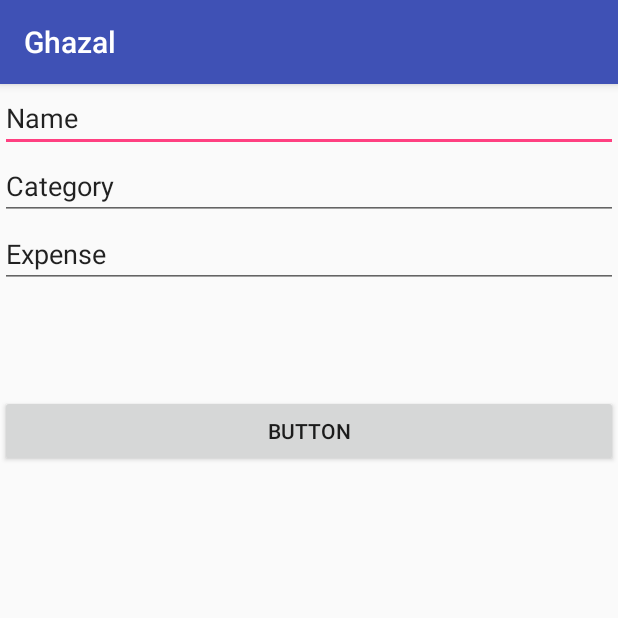
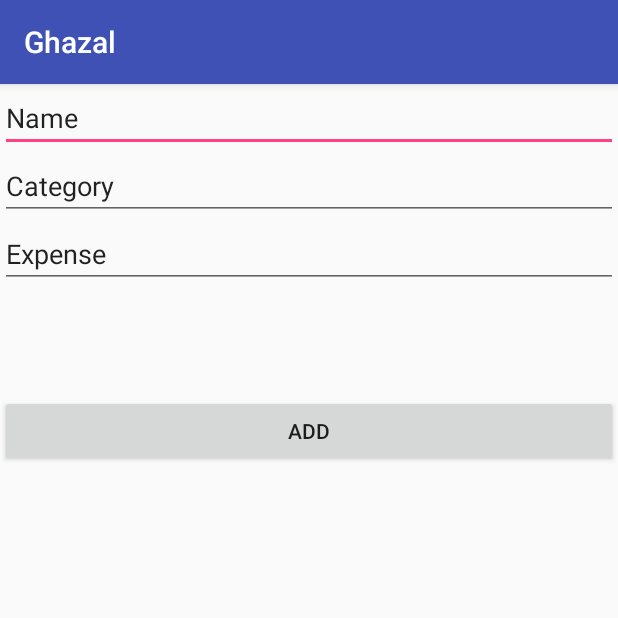
Before and after one commit to ghazalnah/Ghazal, an Android app: the NewExpenseActivity screen opened directly, with no data from a screen before it, on a phone screen of 412 x 824 dp, the top half of it. Run offline under Robolectric (Android 15) with nearby library versions, the light colour scheme and no system bars.

Commit message:
new expenses

```diff
--- a/app/build.gradle
+++ b/app/build.gradle
@@ -16,11 +16,11 @@ android {
             proguardFiles getDefaultProguardFile('proguard-android.txt'), 'proguard-rules.pro'
         }
     }
+    buildToolsVersion '27.0.3'
 }
 
 dependencies {
-    implementation fileTree(dir: 'libs', include: ['*.jar'])
-
+    implementation fileTree(include: ['*.jar'], dir: 'libs')
     implementation 'com.android.support.constraint:constraint-layout:1.1.3'
     implementation 'com.google.firebase:firebase-database:11.8.0'
     testImplementation 'junit:junit:4.12'
--- a/app/src/main/AndroidManifest.xml
+++ b/app/src/main/AndroidManifest.xml
@@ -9,7 +9,7 @@
         android:roundIcon="@mipmap/ic_launcher_round"
         android:supportsRtl="true"
         android:theme="@style/AppTheme">
-        <activity android:name=".MainActivity">
+        <activity android:name=".ExpensesActivity">
             <intent-filter>
                 <action android:name="android.intent.action.MAIN" />
 
@@ -20,7 +20,7 @@
         <activity android:name=".SignUp" />
         <activity android:name=".ListActivity" />
         <activity android:name=".NewExpenseActivity" />
-        <activity android:name=".ExpensesActivity" />
+        <activity android:name=".MainActivity" />
         <activity android:name=".Camera" />
         <activity android:name=".FireActivity" />
         <activity android:name=".SharedActivity"></activity>
--- a/app/src/main/java/com/example/user/ghazal/NewExpenseActivity.java
+++ b/app/src/main/java/com/example/user/ghazal/NewExpenseActivity.java
@@ -1,13 +1,41 @@
 package com.example.user.ghazal;
 
+import android.content.Intent;
 import android.support.v7.app.AppCompatActivity;
 import android.os.Bundle;
+import android.view.View;
+import android.widget.Button;
+import android.widget.EditText;
 
-public class NewExpenseActivity extends AppCompatActivity {
+import java.util.StringTokenizer;
+
+public class NewExpenseActivity extends AppCompatActivity implements View.OnClickListener {
+
+    EditText name,category,expenses;
+    Button add;
+
 
     @Override
     protected void onCreate(Bundle savedInstanceState) {
         super.onCreate(savedInstanceState);
         setContentView(R.layout.activity_new_expense);
+
+        name =(EditText) findViewById(R.id.etName);
+        category =(EditText) findViewById(R.id.etCategoty);
+        expenses =(EditText) findViewById(R.id.etExpense);
+
+        add =(Button) findViewById(R.id.btAdd);
+        add.setOnClickListener(this);
+
+    }
+// category --> listview
+    @Override
+    public void onClick(View v) {
+        String name1 = name.getText().toString();
+        String category1 = category.getText().toString();
+        int expenses1 = Integer.parseInt(expenses.getText().toString());
+        Intent i = new Intent(this, ExpensesActivity.class);
+        Item item = new Item(name1, category1, expenses1);
+        startActivity(i);
     }
 }
--- a/app/src/main/java/com/example/user/ghazal/SignUp.java
+++ b/app/src/main/java/com/example/user/ghazal/SignUp.java
@@ -59,8 +59,8 @@ public class SignUp extends AppCompatActivity implements View.OnClickListener{
                         } else {
                             // If sign in fails, display a message to the user.
                             Log.w(TAG, "createUserWithEmail:failure", task.getException());
-                            Toast.makeText(SignUp.this, "Authentication failed.",
-                                    Toast.LENGTH_SHORT).show();
+                            Toast.makeText(SignUp.this, "Authentication failed:"+task.getException(),
+                                    Toast.LENGTH_LONG).show();
                             //updateUI(null);
                         }
 
--- a/app/src/main/res/layout/activity_new_expense.xml
+++ b/app/src/main/res/layout/activity_new_expense.xml
@@ -39,8 +39,8 @@
         android:layout_height="71dp" />
 
     <Button
-        android:id="@+id/btDone"
+        android:id="@+id/btAdd"
         android:layout_width="match_parent"
         android:layout_height="wrap_content"
-        android:text="Button" />
+        android:text="Add" />
 </LinearLayout>
```
Also changed, not shown: app/src/main/java/com/example/user/ghazal/ExpensesActivity.java (+16 -2 lines), app/src/main/java/com/example/user/ghazal/Item.java (+6 -6 lines), app/src/main/res/layout/activity_expenses.xml (+8 -10 lines).
